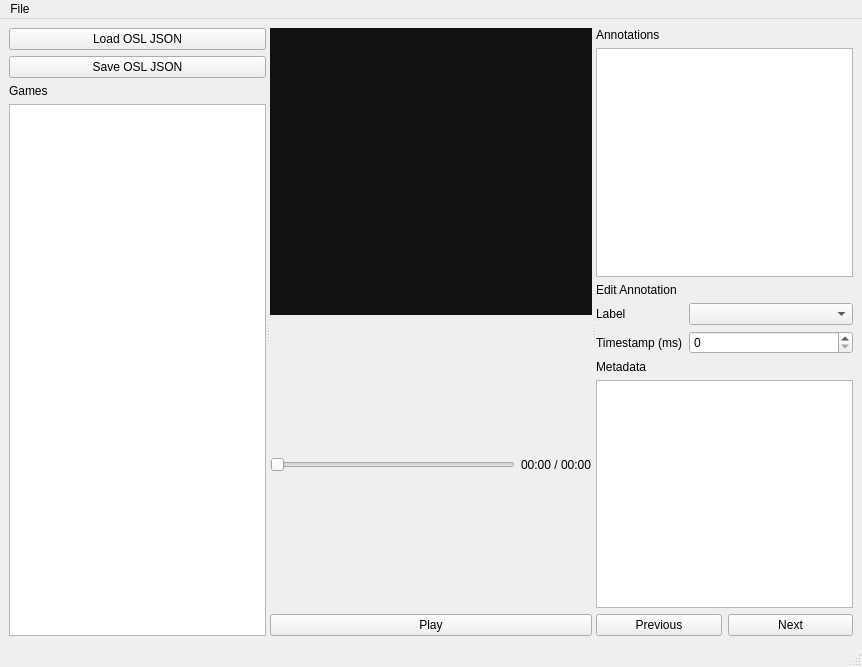
OpenSportsLab/DatasetAnnotationTool, file osl_visualizer/ui/mainwindow.ui: the form before one commit.
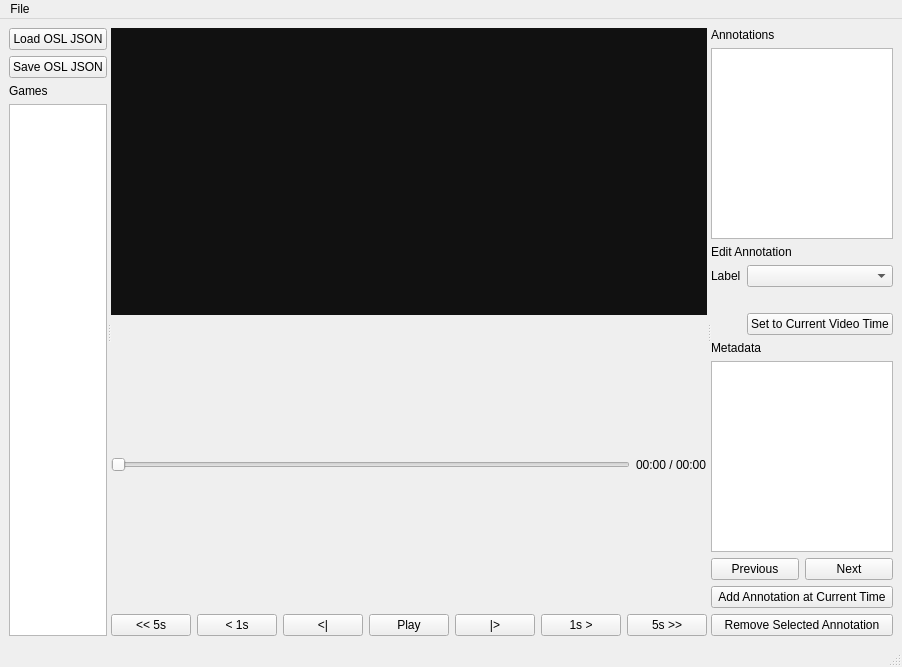
The form after the commit.

Commit message: improve viewer to add, edit and remove annotations. Aded Backward Forward for video

The edit to the form file:
```diff
--- a/osl_visualizer/ui/mainwindow.ui
+++ b/osl_visualizer/ui/mainwindow.ui
@@ -91,15 +91,15 @@
          </layout>
         </item>
         <item>
-         <layout class="QHBoxLayout" name="videoControlsLayout">
-          <item>
-           <widget class="QPushButton" name="playButton">
-            <property name="text">
-             <string>Play</string>
-            </property>
-           </widget>
-          </item>
-         </layout>
+        <layout class="QHBoxLayout" name="videoControlsLayout">
+        <item><widget class="QPushButton" name="back5sButton"><property name="text"><string>&lt;&lt; 5s</string></property></widget></item>
+        <item><widget class="QPushButton" name="back1sButton"><property name="text"><string>&lt; 1s</string></property></widget></item>
+        <item><widget class="QPushButton" name="backFrameButton"><property name="text"><string>&lt;|</string></property></widget></item>
+        <item><widget class="QPushButton" name="playButton"><property name="text"><string>Play</string></property></widget></item>
+        <item><widget class="QPushButton" name="forwardFrameButton"><property name="text"><string>|&gt;</string></property></widget></item>
+        <item><widget class="QPushButton" name="forward1sButton"><property name="text"><string>1s &gt;</string></property></widget></item>
+        <item><widget class="QPushButton" name="forward5sButton"><property name="text"><string>5s &gt;&gt;</string></property></widget></item>
+        </layout>
         </item>
        </layout>
       </widget>
@@ -134,23 +134,18 @@
           <item row="0" column="1">
            <widget class="QComboBox" name="labelComboBox"/>
           </item>
-          <item row="1" column="0">
-           <widget class="QLabel" name="timestampLabel">
-            <property name="text">
-             <string>Timestamp (ms)</string>
-            </property>
-           </widget>
-          </item>
           <item row="1" column="1">
-           <widget class="QSpinBox" name="timeSpinBox">
-            <property name="maximum">
-             <number>10000000</number>
-            </property>
-            <property name="singleStep">
-             <number>1000</number>
-            </property>
-           </widget>
-          </item>
+  <widget class="QLabel" name="annotationTimeLabel"/>
+</item>
+<item row="2" column="1">
+  <widget class="QPushButton" name="setTimeToVideoButton">
+    <property name="text">
+      <string>Set to Current Video Time</string>
+    </property>
+  </widget>
+</item>
+
+
          </layout>
         </item>
         <item>
@@ -185,6 +180,20 @@
           </item>
          </layout>
         </item>
+        <item>
+ <widget class="QPushButton" name="addAnnotationButton">
+  <property name="text">
+   <string>Add Annotation at Current Time</string>
+  </property>
+ </widget>
+</item>
+<item>
+ <widget class="QPushButton" name="removeAnnotationButton">
+  <property name="text">
+   <string>Remove Selected Annotation</string>
+  </property>
+ </widget>
+</item>
        </layout>
       </widget>
      </widget>
```
The commit also changes 2 other files.
